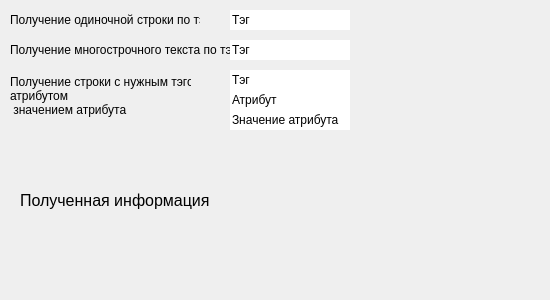
Anikerdeveloper/TFRApp, file mainwindow.ui: the form before one commit.
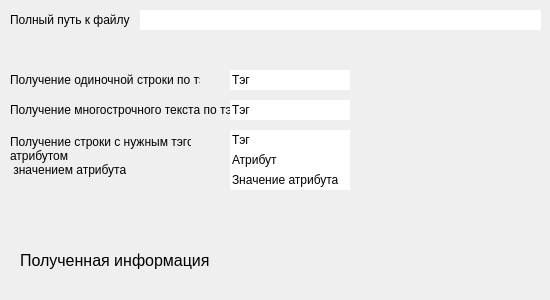
The form after the commit.

Patch:
```diff
--- a/mainwindow.ui
+++ b/mainwindow.ui
@@ -21,7 +21,7 @@
     <property name="geometry">
      <rect>
       <x>230</x>
-      <y>10</y>
+      <y>70</y>
       <width>120</width>
       <height>20</height>
      </rect>
@@ -46,7 +46,7 @@
     <property name="geometry">
      <rect>
       <x>10</x>
-      <y>10</y>
+      <y>70</y>
       <width>190</width>
       <height>20</height>
      </rect>
@@ -62,7 +62,7 @@
     <property name="geometry">
      <rect>
       <x>10</x>
-      <y>40</y>
+      <y>100</y>
       <width>221</width>
       <height>20</height>
      </rect>
@@ -78,7 +78,7 @@
     <property name="geometry">
      <rect>
       <x>230</x>
-      <y>40</y>
+      <y>100</y>
       <width>120</width>
       <height>20</height>
      </rect>
@@ -97,7 +97,7 @@
     <property name="geometry">
      <rect>
       <x>10</x>
-      <y>70</y>
+      <y>130</y>
       <width>181</width>
       <height>51</height>
      </rect>
@@ -115,7 +115,7 @@
     <property name="geometry">
      <rect>
       <x>230</x>
-      <y>70</y>
+      <y>130</y>
       <width>120</width>
       <height>20</height>
      </rect>
@@ -134,7 +134,7 @@
     <property name="geometry">
      <rect>
       <x>20</x>
-      <y>180</y>
+      <y>240</y>
       <width>511</width>
       <height>40</height>
      </rect>
@@ -152,7 +152,7 @@
     <property name="geometry">
      <rect>
       <x>230</x>
-      <y>90</y>
+      <y>150</y>
       <width>120</width>
       <height>20</height>
      </rect>
@@ -171,7 +171,7 @@
     <property name="geometry">
      <rect>
       <x>230</x>
-      <y>110</y>
+      <y>170</y>
       <width>120</width>
       <height>20</height>
      </rect>
@@ -186,6 +186,35 @@
      <bool>false</bool>
     </property>
    </widget>
+   <widget class="QLabel" name="label_4">
+    <property name="geometry">
+     <rect>
+      <x>10</x>
+      <y>10</y>
+      <width>120</width>
+      <height>20</height>
+     </rect>
+    </property>
+    <property name="text">
+     <string>Полный путь к файлу</string>
+    </property>
+   </widget>
+   <widget class="QLineEdit" name="linefile">
+    <property name="geometry">
+     <rect>
+      <x>140</x>
+      <y>10</y>
+      <width>401</width>
+      <height>20</height>
+     </rect>
+    </property>
+    <property name="text">
+     <string/>
+    </property>
+    <property name="frame">
+     <bool>false</bool>
+    </property>
+   </widget>
   </widget>
  </widget>
  <resources/>
```
